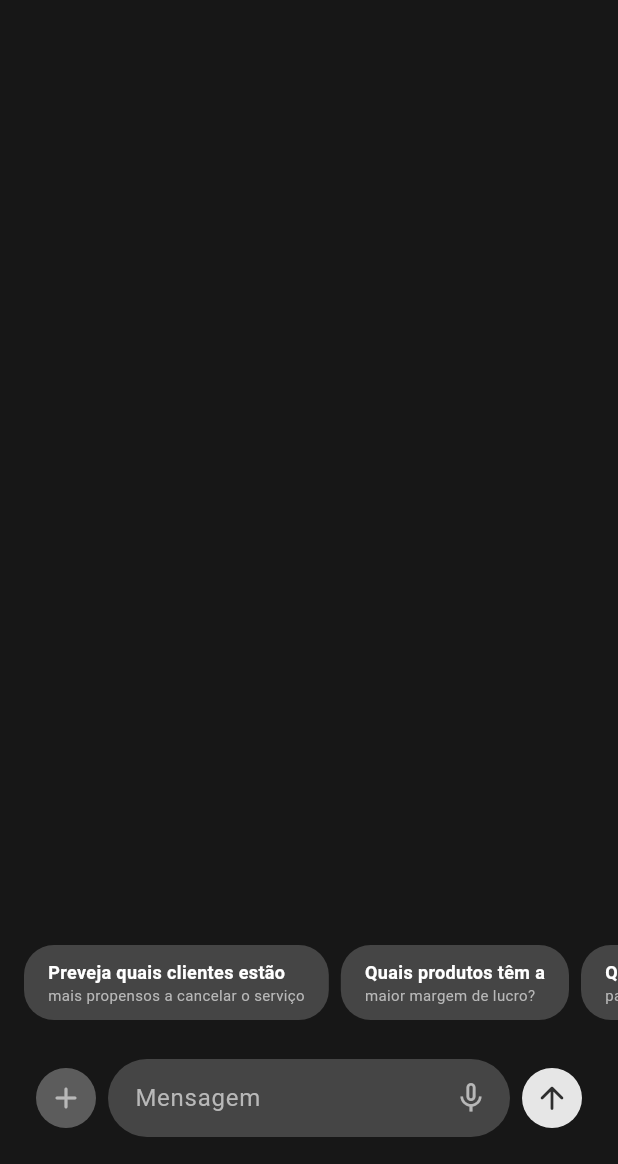
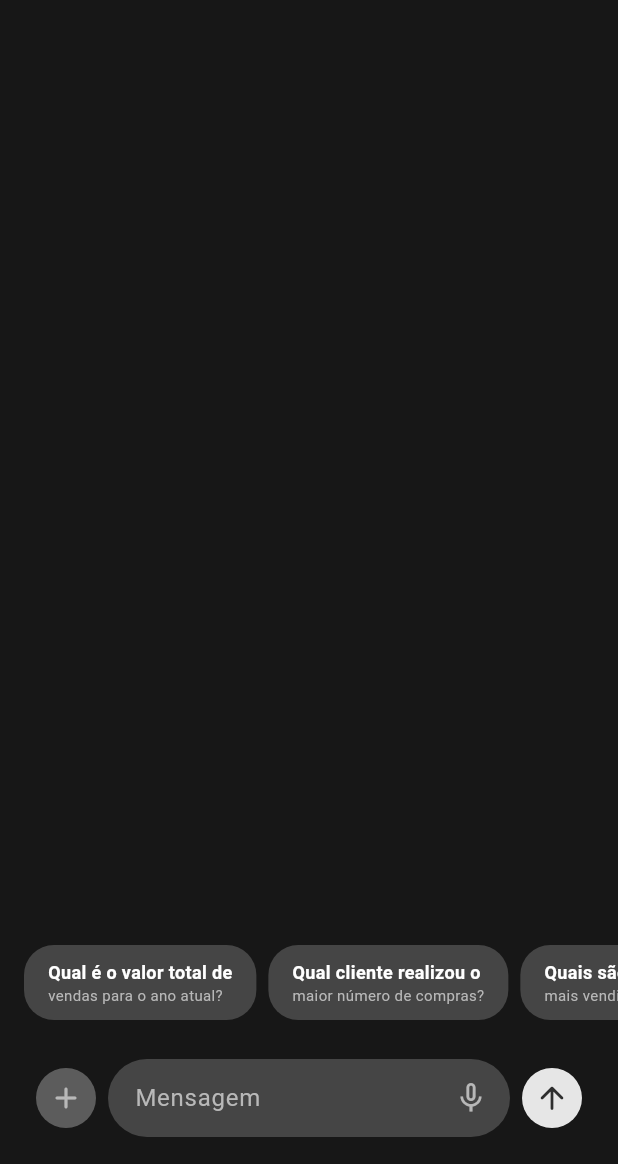
Before and after one commit to Joao-PauloBR/sophos-kodiak, a Flutter app: the MainScreen screen opened directly with empty values, on a phone screen of 412 x 824 dp, the part 72-1236 px from its top. Run offline on Flutter 3.47's test engine with Material 3 defaults, Android fonts, the phone set to English and light mode, and no system bars; our stand-ins replace logger, speech_to_text.

Commit message:
Sugestões atualizadas

```diff
--- a/lib/screens/main_screen.dart
+++ b/lib/screens/main_screen.dart
@@ -22,15 +22,16 @@ class _MainScreenState extends State<MainScreen> {
   bool _isVoiceInputActive = false;
   bool _isLoading = false;
   final List<Map<String, String>> _suggestions = [
-    {
-      'title': 'Preveja quais clientes estão',
-      'subtitle': 'mais propensos a cancelar o serviço'
-    },
-    {'title': 'Quais produtos têm a', 'subtitle': 'maior margem de lucro?'},
-    {
-      'title': 'Qual é a previsão de vendas',
-      'subtitle': 'para os próximos três meses?'
-    },
+    {'title': 'Qual é o valor total de', 'subtitle': 'vendas para o ano atual?'},
+    {'title': 'Qual cliente realizou o', 'subtitle': 'maior número de compras?'},
+    {'title': 'Quais são os 5 produtos', 'subtitle': 'mais vendidos?'},
+    {'title': 'Quantos clientes ativos', 'subtitle': 'existem no banco de dados?'},
+    {'title': 'Quais cidades têm maior', 'subtitle': 'concentração de clientes?'},
+    {'title': 'Qual é o total de contas', 'subtitle': 'a receber em aberto?'},
+    {'title': 'Qual é o percentual de', 'subtitle': 'títulos pagos vs. em aberto?'},
+    {'title': 'Como as vendas evoluíram', 'subtitle': 'nos últimos meses?'},
+    {'title': 'Qual é o tempo médio', 'subtitle': 'entre pedido e faturamento?'},
+    {'title': 'Qual é a previsão de vendas', 'subtitle': 'para o próximo trimestre?'},
   ];
   final List<ChatMessage> _messages = [];
   late stt.SpeechToText _speech;
```
